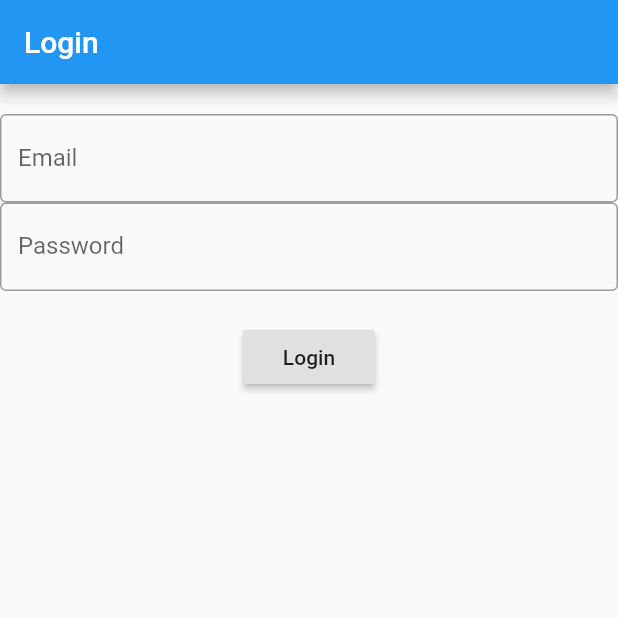
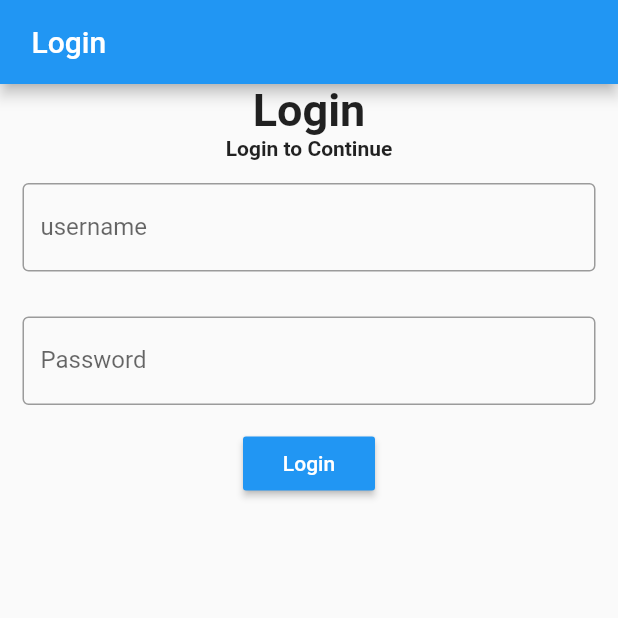
Before and after one commit to ryujinnnee/assist, a Flutter app: the screen it shows after launch, on a phone screen of 412 x 824 dp, the top half of it. Run offline on Flutter 3.47's test engine with Material 2 defaults, Android fonts, the phone set to English and light mode, and no system bars; our stand-ins replace avatar_glow, carousel_slider, flutter_speed_dial, flutter_svg, glassmorphism, shared_preferences.

Commit message:
update ges

```diff
--- a/lib/login2.dart
+++ /dev/null
@@ -1,84 +0,0 @@
-import 'package:chat/home2.dart';
-//import 'package:chat/log/dummy_data.dart';
-import 'package:flutter/material.dart';
-import 'package:shared_preferences/shared_preferences.dart';
-
-class Login2 extends StatefulWidget {
-  const Login2({Key? key}) : super(key: key);
-
-  @override
-  State<Login2> createState() => _Login2State();
-}
-
-class _Login2State extends State<Login2> {
-  final TextEditingController _email = TextEditingController();
-  final TextEditingController _password = TextEditingController();
-  @override
-  Widget build(BuildContext context) {
-    return Scaffold(
-      appBar: AppBar(
-        title: const Text('Login'),
-      ),
-      body: Container(
-        child: Column(
-          // mainAxisAlignment: MainAxisAlignment.center,
-          children: [
-            SizedBox(
-              height: 20,
-            ),
-            TextField(
-              controller: _email,
-              decoration: const InputDecoration(
-                border: OutlineInputBorder(),
-                labelText: 'Email',
-              ),
-            ),
-            TextField(
-              controller: _password,
-              obscureText: true,
-              decoration: const InputDecoration(
-                border: OutlineInputBorder(),
-                labelText: 'Password',
-              ),
-            ),
-            SizedBox(height: 20),
-            RaisedButton(
-              child: const Text('Login'),
-              onPressed: () {
-                _login();
-              }, //_login,//() {
-              // Navigator.of(context).pushNamed('/home');
-
-              //  },
-            ),
-          ],
-        ),
-      ),
-    );
-  }
-
-  void _login() async {
-    // if (_email.text == DummyData.data && _password.text == DummyData.data) {
-    //   setState(() {
-    //     //isLoading = true;
-    //     Navigator.pushReplacement(
-    //         context, MaterialPageRoute(builder: (context) => const Home2()));
-    //   });
-    SharedPreferences prefs = await SharedPreferences.getInstance(); //{
-    prefs.setBool('isUser', true); //setString('email', _email.text);
-    //   prefs.setString('email', _email.text);
-    //   prefs.setString('password', _password.text);
-    //   Navigator.of(context).pushReplacementNamed(Home.routeName);
-    // });
-    Future.delayed(Duration(seconds: 1), () {
-      if (_email.text == 'soyaa' && _password.text == '1233') {
-        //DummyData.data.password
-        Navigator.pushReplacement(
-            context, MaterialPageRoute(builder: (context) => const Home2()));
-      }
-    });
-    // if (_email.text != DummyData.data && _password.text != DummyData.data) {
-    //   print('data salah');
-    // }
-  }
-}
--- a/lib/main.dart
+++ b/lib/main.dart
@@ -1,7 +1,7 @@
 import 'package:chat/home.dart';
-import 'package:chat/log/login.dart';
 import 'package:chat/log/tugas.dart';
-import 'package:chat/login2.dart';
+//import 'package:chat/login2.dart';
+import 'package:chat/masuk.dart';
 import 'package:chat/page/addjadwal.dart';
 import 'package:chat/page/do.dart';
 import 'package:chat/page/inJadwal.dart';
@@ -25,13 +25,13 @@ class MyApp extends StatefulWidget {
 
 class _MyAppState extends State<MyApp> {
   // This widget is the root of your application.
-  bool isUser = true;
+  // bool isUser = true;
 
-  @override
-  void initState() {
-    super.initState();
-    _initCheck();
-  }
+  // @override
+  // void initState() {
+  //   super.initState();
+  //   _initCheck();
+  // }
 
   @override
   Widget build(BuildContext context) {
@@ -39,7 +39,7 @@ class _MyAppState extends State<MyApp> {
       title: 'Assist',
       debugShowCheckedModeBanner: false,
       home: const Scaffold(
-        body: Splash(isUser: false,), //Home(),
+        body: Splash(), //Home(),
       ),
       initialRoute: "/",
       routes: {
@@ -61,13 +61,13 @@ class _MyAppState extends State<MyApp> {
     );
   }
 
-  void _initCheck() async {
-    SharedPreferences prefs = await SharedPreferences.getInstance();
-    if(prefs.getBool("isUser") != null){
-      setState(() {
-        isUser = prefs.getBool("isUser")!;
-      });
+  // void _initCheck() async {
+  //   SharedPreferences prefs = await SharedPreferences.getInstance();
+  //   if(prefs.getBool("isUser") != null){
+  //     setState(() {
+  //       isUser = prefs.getBool("isUser")!;
+  //     });
 
-    }
-  }
+  //   }
+  // }
 }
--- /dev/null
+++ b/lib/masuk.dart
@@ -0,0 +1,124 @@
+import 'package:chat/home2.dart';
+import 'package:chat/hompeg.dart';
+import 'package:chat/log/dummy_data.dart';
+//import 'package:chat/log/dummy_data.dart';
+import 'package:flutter/material.dart';
+import 'package:shared_preferences/shared_preferences.dart';
+
+class Masuk extends StatefulWidget {
+  const Masuk({Key? key}) : super(key: key);
+
+  @override
+  State<Masuk> createState() => _MasukState();
+}
+
+class _MasukState extends State<Masuk> {
+  final User_controller = TextEditingController();
+  final Pass_controller = TextEditingController();
+  late SharedPreferences logindata;
+  late bool newuser;
+  @override
+  void initState() {
+
+    super.initState();
+    cekLogin();
+  }
+
+  void cekLogin() async {
+    logindata = await SharedPreferences.getInstance();
+    newuser = (logindata.getBool('login') ?? true);
+    print(newuser);
+    if (newuser == false) {
+      Navigator.pushReplacement(
+          context, new MaterialPageRoute(builder: (context) => MyDashboard()));
+    }
+  }
+
+  @override
+  void dispose() {
+    // Clean up the controller when the widget is disposed.
+    User_controller.dispose();
+    Pass_controller.dispose();
+    super.dispose();
+  }
+
+  @override
+  Widget build(BuildContext context) {
+    List<Map<String, dynamic>> dummyData = DummyData.data;
+    for (var data in dummyData) {
+      print(data);
+    }
+
+    return Scaffold(
+      appBar: AppBar(
+        title: const Text(" Login"),
+      ),
+      body: Center(
+        child: Column(
+          crossAxisAlignment: CrossAxisAlignment.center,
+          children: <Widget>[
+            const Text(
+              "Login",
+              style: TextStyle(fontSize: 30, fontWeight: FontWeight.bold),
+            ),
+            const Text(
+              "Login to Continue",
+              style: TextStyle(fontSize: 14, fontWeight: FontWeight.bold),
+            ),
+            Padding(
+              padding: const EdgeInsets.all(15.0),
+              child: TextField(
+                controller: User_controller,
+                decoration: const InputDecoration(
+                  border: OutlineInputBorder(),
+                  labelText: 'username',
+                ),
+              ),
+            ),
+            Padding(
+              padding: const EdgeInsets.all(15.0),
+              child: TextField(
+                controller: Pass_controller,
+                obscureText: true,
+                decoration: const InputDecoration(
+                  border: OutlineInputBorder(),
+                  labelText: 'Password',
+                  // secureTextEntry: true,
+
+                ),
+              ),
+            ),
+            RaisedButton(
+              textColor: Colors.white,
+              color: Colors.blue,
+              onPressed: () {
+                String username = User_controller.text;
+                String password = Pass_controller.text;
+                // if (username == DummyData.data && password == DummyData.data ) {
+                //   print('Successfull');
+                //   logindata.setBool('login', false);
+                //   logindata.setString('username', username);
+                //   Navigator.push(context,
+                //       MaterialPageRoute(builder: (context) => MyDashboard()));
+                // }
+                for (var data in dummyData) {
+                  if (data['username'] == username &&
+                      data['password'] == password) {
+                    print('Successfull');
+                    logindata.setBool('login', false);
+                    logindata.setString('username', username);
+                    Navigator.push(context,
+                        MaterialPageRoute(builder: (context) => const MyDashboard()));
+                  } else {
+                    print('Failed');
+                  }
+                }
+              },
+              child: Text('Login'),
+            )
+          ],
+        ),
+      ),
+    );
+  }
+}
--- a/lib/page/addjadwal.dart
+++ b/lib/page/addjadwal.dart
@@ -22,6 +22,7 @@ class _AddjadwalState extends State<Addjadwal> {
         child: Center(
           child: Column(
             mainAxisAlignment: MainAxisAlignment.center,
+            // ignore: prefer_const_literals_to_create_immutables
             children: [
              // AvatarGlow(child: child, endRadius: endRadius)
               // const TextField(
--- a/lib/page/inJadwal.dart
+++ b/lib/page/inJadwal.dart
@@ -57,7 +57,7 @@ class _JadwalState extends State<Jadwal> {
 
               ],
             ),
-            SizedBox(height: 30),
+            const SizedBox(height: 30),
             Row(
               mainAxisAlignment: MainAxisAlignment.spaceBetween,
               crossAxisAlignment: CrossAxisAlignment.start,
@@ -78,7 +78,7 @@ class _JadwalState extends State<Jadwal> {
                 ),
               ],
             ),
-            SizedBox(height: 30),
+            const SizedBox(height: 30),
             Row(
               mainAxisAlignment: MainAxisAlignment.spaceBetween,
               crossAxisAlignment: CrossAxisAlignment.start,
@@ -99,7 +99,7 @@ class _JadwalState extends State<Jadwal> {
             ),
             Column(
               children: [
-                SizedBox(height: 30),
+                const SizedBox(height: 30),
                 Container(
                   width: 120,
                   height: 120,
```
Also changed, not shown: lib/home2.dart (+69 -51 lines), lib/hompeg.dart (added, +91 -0 lines), lib/login.dart (deleted, +0 -79 lines), lib/splash.dart (+10 -8 lines).
